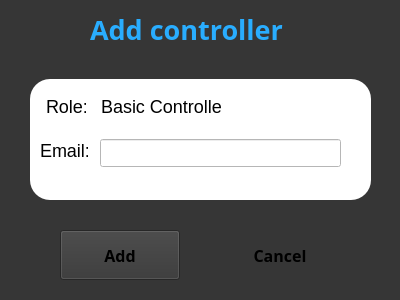
Qt form UI/ui_CustomDialog.ui (dragonjjr/Network_21HCB) before a commit.
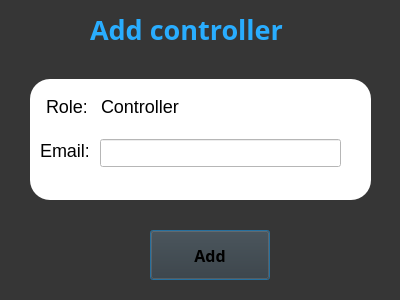
The same form after that commit.

Commit message: update dialog and fix icon

Diff of the .ui file:
```diff
--- a/UI/ui_CustomDialog.ui
+++ b/UI/ui_CustomDialog.ui
@@ -19,42 +19,7 @@
   <widget class="QPushButton" name="btnCancel">
    <property name="geometry">
     <rect>
-     <x>220</x>
-     <y>230</y>
-     <width>120</width>
-     <height>50</height>
-    </rect>
-   </property>
-   <property name="font">
-    <font>
-     <family>Century Gothic</family>
-     <pointsize>12</pointsize>
-     <weight>75</weight>
-     <bold>true</bold>
-    </font>
-   </property>
-   <property name="layoutDirection">
-    <enum>Qt::LeftToRight</enum>
-   </property>
-   <property name="styleSheet">
-    <string notr="true">QPushButton {
-	background-color: qlineargradient(spread:reflect, x1:0, y1:0, x2:1, y2:0, stop:0 				rgba(0, 235, 235, 255), stop:1 rgba(85, 255, 255, 255));
-	color: rgb(0, 0, 0);
-	border-radius : 25px;
-}
-
-QPushButton:hover{
-	background-color: qlineargradient(spread:reflect, x1:0, y1:0, x2:1, y2:0, stop:0.38806 rgba(255, 15, 172, 255), stop:0.995025 rgba(255, 43, 198, 255));
-}</string>
-   </property>
-   <property name="text">
-    <string>Cancel</string>
-   </property>
-  </widget>
-  <widget class="QPushButton" name="btnAddAdvanced">
-   <property name="geometry">
-    <rect>
-     <x>60</x>
+     <x>150</x>
      <y>230</y>
      <width>120</width>
      <height>50</height>
@@ -135,7 +100,7 @@
       <rect>
        <x>71</x>
        <y>16</y>
-       <width>122</width>
+       <width>251</width>
        <height>22</height>
       </rect>
      </property>
@@ -143,7 +108,7 @@
       <string notr="true">background-color: rgb(255, 255, 255);</string>
      </property>
      <property name="text">
-      <string>Basic Controller</string>
+      <string>Controller</string>
      </property>
     </widget>
     <widget class="QLabel" name="label_4">
```
Left out of the diff: 2 changed lines with no effect on the pictures. The commit also changes 4 other files.
